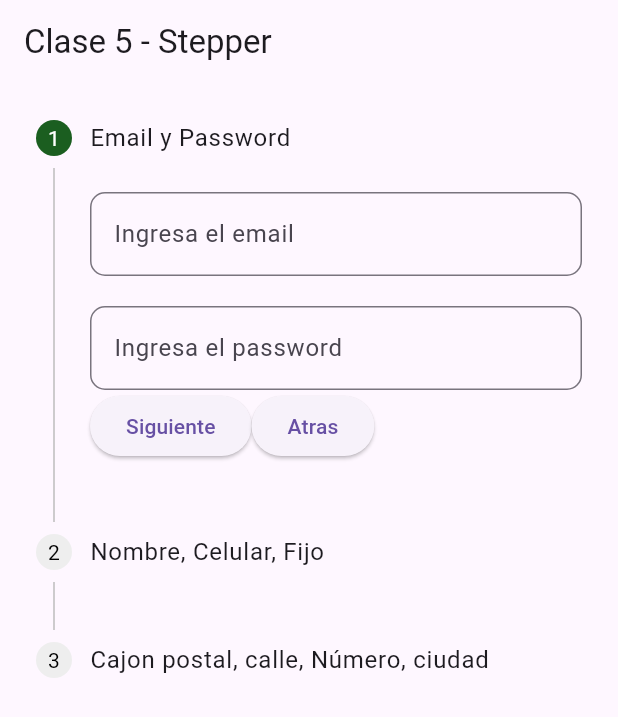
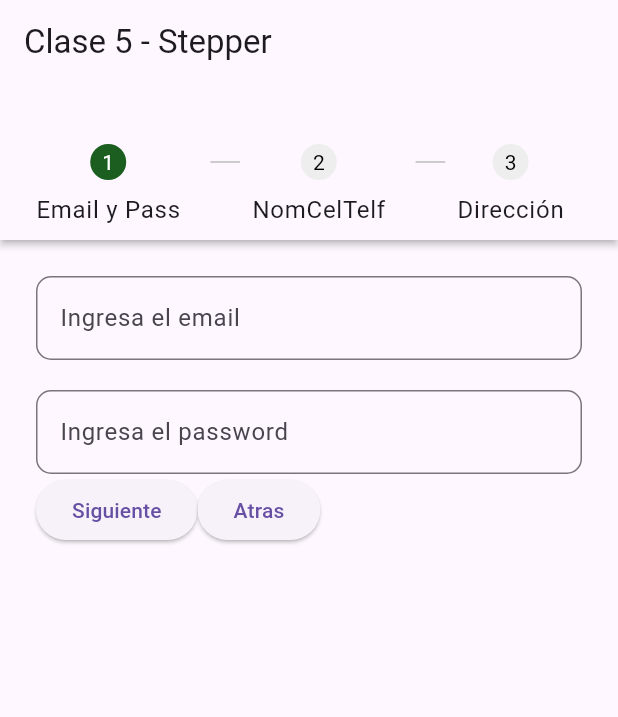
Before and after one commit to joseluisdaza/MFS_2_MobileAvanzado, a Flutter app: the screen it shows after launch, on a phone screen of 412 x 824 dp. Shown: the top 717 px of the screen. Run offline on Flutter 3.47's test engine with Material 3 defaults, Android fonts, the phone set to English and light mode, and no system bars; missing offline and left inert: dart:ffi.

Commit message:
Clase 5 - Stepper Horizontal

```diff
--- /dev/null
+++ b/DEMO/demo/lib/clase5/homeHorizontal.dart
@@ -0,0 +1,245 @@
+import 'package:demo/clase3/codigo_exahaustivo.dart';
+import 'package:flutter/gestures.dart';
+import 'package:flutter/material.dart';
+
+class Home extends StatefulWidget {
+  const Home({super.key});
+
+  @override
+  State<Home> createState() => _HomeState();
+}
+
+class _HomeState extends State<Home> {
+  //Apuntamos por defecto al primer paso
+  int _currentStep = 0;
+
+  //Actualizar cual es el paso activo
+  _tapped(int step) {
+    setState(() {
+      //Se puede agregar validaciones para que no se pueda ir a cualquier paso
+      //o a pasos que no existan.
+      _currentStep = step;
+    });
+  }
+
+  _siguiente() {
+    setState(() {
+      //Evitamos ir al paso 3 o mas, porque solo estamos disendo 3 pasos, (0,1,2  )
+      if (_currentStep < 2) {
+        _currentStep++;
+      }
+    });
+  }
+
+  _anterior() {
+    setState(() {
+      //Evitamos ir al paso -1 o menos, porque solo estamos disendo 3 pasos, (0,1,2  )
+      if (_currentStep > 0) {
+        _currentStep--;
+      }
+    });
+  }
+
+  // Configura el estilo de cada paso
+  _configStep(s) {
+    return StepStyle(
+      //Cambiar el color del circulo del step actual
+      indexStyle: TextStyle(
+        color: (_currentStep == s ? Colors.white : Colors.black),
+      ),
+      color: (_currentStep == s ? Colors.green.shade900 : Colors.grey.shade200),
+    );
+  }
+
+  @override
+  Widget build(BuildContext context) {
+    return Scaffold(
+      appBar: AppBar(title: const Text('Clase 5 - Stepper')),
+      body: Column(
+        children: [
+          Expanded(
+            child: Stepper(
+              //Indicamos que va a ser de estilo vertical
+              type: StepperType.horizontal,
+              //Efecto de cambio de pasos
+              physics: ClampingScrollPhysics(),
+              currentStep: _currentStep,
+              onStepTapped: (s) => _tapped(s),
+              onStepContinue: _siguiente,
+              onStepCancel: _anterior,
+              controlsBuilder: (context, details) {
+                return Row(
+                  children: [
+                    ElevatedButton(
+                      onPressed: _siguiente,
+                      child: Text('Siguiente'),
+                    ),
+                    ElevatedButton(onPressed: _anterior, child: Text('Atras')),
+                  ],
+                );
+              },
+              steps: <Step>[
+                //Step 1
+                Step(
+                  // title: Text('Email y Password'),
+                  //Esto se muestra abajo
+                  label: Text('Email y Pass'),
+                  title:
+                      SizedBox.shrink(), //Para que no se muestre nada, es decir tama;o 0 en x y 0 en y
+                  stepStyle: _configStep(0),
+                  content: Container(
+                    alignment: Alignment.centerLeft,
+                    child: Column(
+                      children: [
+                        TextFormField(
+                          decoration: InputDecoration(
+                            labelText: 'Ingresa el email',
+                            border: OutlineInputBorder(
+                              borderRadius: BorderRadius.circular(10),
+                              borderSide: BorderSide(
+                                color: Colors.grey,
+                                width: 1,
+                              ),
+                            ),
+                          ),
+                        ),
+                        SizedBox(height: 20),
+                        TextFormField(
+                          decoration: InputDecoration(
+                            labelText: 'Ingresa el password',
+                            border: OutlineInputBorder(
+                              borderRadius: BorderRadius.circular(10),
+                              borderSide: BorderSide(
+                                color: Colors.grey,
+                                width: 1,
+                              ),
+                            ),
+                          ),
+                        ),
+                      ],
+                    ),
+                  ),
+                ),
+
+                //Step 2
+                Step(
+                  // title: Text('Nombre, Celular, Fijo'),
+                  label: Text('NomCelTelf'),
+                  title:
+                      SizedBox.shrink(), //Para que no se muestre nada, es decir tama;o 0 en x y 0 en y
+                  stepStyle: _configStep(1),
+                  content: Column(
+                    children: [
+                      TextFormField(
+                        decoration: InputDecoration(
+                          labelText: 'Ingresa el nombre completo',
+                          border: OutlineInputBorder(
+                            borderRadius: BorderRadius.circular(10),
+                            borderSide: BorderSide(
+                              color: Colors.grey,
+                              width: 1,
+                            ),
+                          ),
+                        ),
+                      ),
+                      SizedBox(height: 20),
+                      TextFormField(
+                        decoration: InputDecoration(
+                          labelText: 'Ingresa el celular',
+                          border: OutlineInputBorder(
+                            borderRadius: BorderRadius.circular(10),
+                            borderSide: BorderSide(
+                              color: Colors.grey,
+                              width: 1,
+                            ),
+                          ),
+                        ),
+                      ),
+                      SizedBox(height: 20),
+                      TextFormField(
+                        decoration: InputDecoration(
+                          labelText: 'Ingresa el fijo',
+                          border: OutlineInputBorder(
+                            borderRadius: BorderRadius.circular(10),
+                            borderSide: BorderSide(
+                              color: Colors.grey,
+                              width: 1,
+                            ),
+                          ),
+                        ),
+                      ),
+                    ],
+                  ),
+                ),
+
+                //Step 3
+                Step(
+                  //title: Text('Cajon postal, calle, Número, ciudad'),
+                  label: Text('Dirección'),
+                  title:
+                      SizedBox.shrink(), //Para que no se muestre nada, es decir tama;o 0 en x y 0 en y
+                  stepStyle: _configStep(2),
+                  content: Column(
+                    children: [
+                      TextFormField(
+                        decoration: InputDecoration(
+                          labelText: 'Ingresa el cajon postal',
+                          border: OutlineInputBorder(
+                            borderRadius: BorderRadius.circular(10),
+                            borderSide: BorderSide(
+                              color: Colors.grey,
+                              width: 1,
+                            ),
+                          ),
+                        ),
+                      ),
+                      SizedBox(height: 20),
+                      TextFormField(
+                        decoration: InputDecoration(
+                          labelText: 'Ingresa la calle',
+                          border: OutlineInputBorder(
+                            borderRadius: BorderRadius.circular(10),
+                            borderSide: BorderSide(
+                              color: Colors.grey,
+                              width: 1,
+                            ),
+                          ),
+                        ),
+                      ),
+                      SizedBox(height: 20),
+                      TextFormField(
+                        decoration: InputDecoration(
+                          labelText: 'Ingresa el número',
+                          border: OutlineInputBorder(
+                            borderRadius: BorderRadius.circular(10),
+                            borderSide: BorderSide(
+                              color: Colors.grey,
+                              width: 1,
+                            ),
+                          ),
+                        ),
+                      ),
+                      SizedBox(height: 20),
+                      TextFormField(
+                        decoration: InputDecoration(
+                          labelText: 'Ingresa la ciudad',
+                          border: OutlineInputBorder(
+                            borderRadius: BorderRadius.circular(10),
+                            borderSide: BorderSide(
+                              color: Colors.grey,
+                              width: 1,
+                            ),
+                          ),
+                        ),
+                      ),
+                    ],
+                  ),
+                ),
+              ],
+            ),
+          ),
+        ],
+      ),
+    );
+  }
+}
--- a/DEMO/demo/lib/main.dart
+++ b/DEMO/demo/lib/main.dart
@@ -19,7 +19,8 @@
 //import 'package:demo/clase4/home.dart';
 
 //Clase5
-import 'package:demo/clase5/home.dart';
+// import 'package:demo/clase5/home.dart';
+import 'package:demo/clase5/homeHorizontal.dart';
 
 import 'package:flutter/material.dart';
 
```
